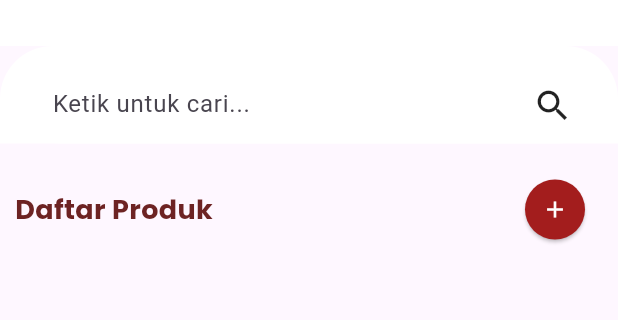
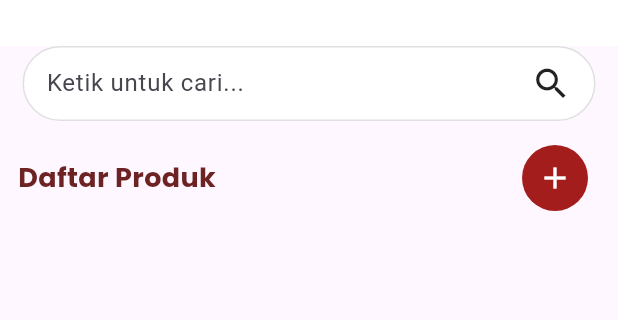
Before and after one commit to sierrapv/latihan-UKK2025, a Flutter app: the HomePage screen opened directly, on a phone screen of 412 x 824 dp, the part 101-421 px from its top. Run offline on Flutter 3.47's test engine with Material 3 defaults, Android fonts, the phone set to English and light mode, and no system bars; our stand-ins replace curved_navigation_bar, google_fonts, shared_preferences, supabase_flutter; missing offline and left inert: bcrypt; accounts and stored records are empty; network calls fail.

Commit message:
revisi-2

```diff
--- a/lib/pages/editproduk.dart
+++ b/lib/pages/editproduk.dart
@@ -84,6 +84,7 @@ class _EditProductPageState extends State<EditProductPage> {
                 mainAxisAlignment: MainAxisAlignment.spaceEvenly,
                 children: [
                   SizedBox(
+                    width: 80,
                     child: TextButton(
                       onPressed: () => Navigator.pop(context),
                       style: TextButton.styleFrom(
@@ -96,6 +97,7 @@ class _EditProductPageState extends State<EditProductPage> {
                     ),
                   ),
                   SizedBox(
+                    width: 100,
                     child: ElevatedButton(
                       style: ElevatedButton.styleFrom(
                         backgroundColor: Colors.indigo[900],
--- a/lib/pages/homepage.dart
+++ b/lib/pages/homepage.dart
@@ -61,14 +61,6 @@ class _HomePageState extends State<HomePage> {
             children: [
               Homeappbar(),
               Container(
-                padding: EdgeInsets.only(top: 15),
-                decoration: BoxDecoration(
-                  color: Colors.white,
-                  borderRadius: BorderRadius.only(
-                    topLeft: Radius.circular(35),
-                    topRight: Radius.circular(35),
-                  ),
-                ),
                 child: Column(
                   children: [
                     Container(
@@ -78,17 +70,18 @@ class _HomePageState extends State<HomePage> {
                       decoration: BoxDecoration(
                         color: Colors.white,
                         borderRadius: BorderRadius.circular(30),
+                        border: Border.all(
+                            color: Colors.grey
+                                .shade300), // Tambahkan border agar lebih jelas
                       ),
                       child: Row(
                         children: [
-                          Container(
-                            margin: EdgeInsets.only(left: 5),
-                            height: 50,
-                            width: 300,
+                          Expanded(
                             child: TextFormField(
                               decoration: InputDecoration(
-                                  border: InputBorder.none,
-                                  hintText: "Ketik untuk cari..."),
+                                border: InputBorder.none,
+                                hintText: "Ketik untuk cari...",
+                              ),
                               onChanged: (value) {
                                 setState(() {
                                   searchQuery = value.toLowerCase();
@@ -96,41 +89,40 @@ class _HomePageState extends State<HomePage> {
                               },
                             ),
                           ),
-                          Spacer(),
                           Icon(
                             Icons.search,
                             size: 27,
-                          )
+                          ),
                         ],
                       ),
-                    )
+                    ),
                   ],
                 ),
               ),
-              Container(
-                alignment: Alignment.centerLeft,
-                margin: EdgeInsets.symmetric(vertical: 20, horizontal: 10),
+              Padding(
+                padding: EdgeInsets.symmetric(horizontal: 12.0, vertical: 8.0),
                 child: Row(
                   mainAxisAlignment: MainAxisAlignment.spaceBetween,
                   children: [
                     Text("Daftar Produk",
-                        style: sixTextStyle.copyWith(fontSize: 18)),
-                    ElevatedButton(
-                      onPressed: () {
-                        showCreateProductModal(context);
-                      },
-                      style: ElevatedButton.styleFrom(
-                        shape: CircleBorder(),
+                    style: sixTextStyle.copyWith(
+                      fontSize: 18,
+                      color: secondaryColor,
+                    ),
+                    ),
+                    IconButton(
+                      icon: Container(
+                        decoration: BoxDecoration(
+                          shape: BoxShape.circle,
+                          color: fourthColor,
+                        ),
                         padding: EdgeInsets.all(10),
-                        backgroundColor: fourthColor,
+                        child: Icon(Icons.add, color: whiteColor),
                       ),
-                      child: Icon(
-                        Icons.add,
-                        color: Colors.white,
-                      ),
+                      onPressed: () {showCreateProductModal(context);},
                     )
                   ],
-                ),
+                )
               ),
               ItemWidget(
                 key: itemWidgetKey,
--- a/lib/pages/welcomepages.dart
+++ b/lib/pages/welcomepages.dart
@@ -1,7 +1,6 @@
 import 'package:flutter/material.dart';
 import 'package:latihankasirapp/components/bottombar.dart';
 import 'package:latihankasirapp/pages/homepage.dart';
-// import 'package:latihankasirapp/pages/homepage.dart';
 import 'theme.dart';
 import 'package:latihankasirapp/service/auth.dart';
 
```
Also changed, not shown: lib/pages/pelanggan.dart (+51 -23 lines), lib/pages/struk.dart (+36 -50 lines), lib/pages/user.dart (+27 -7 lines).
